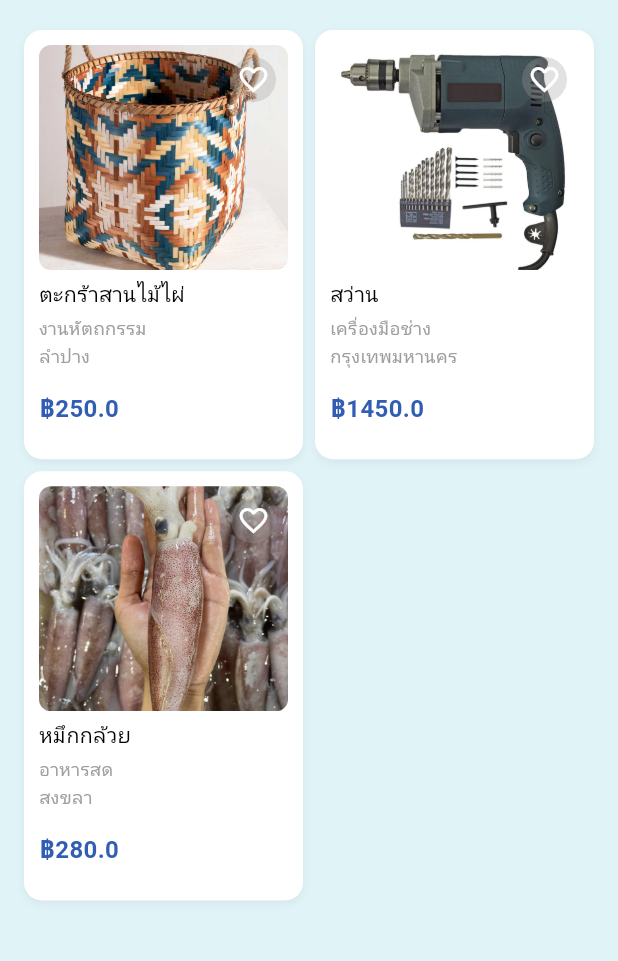
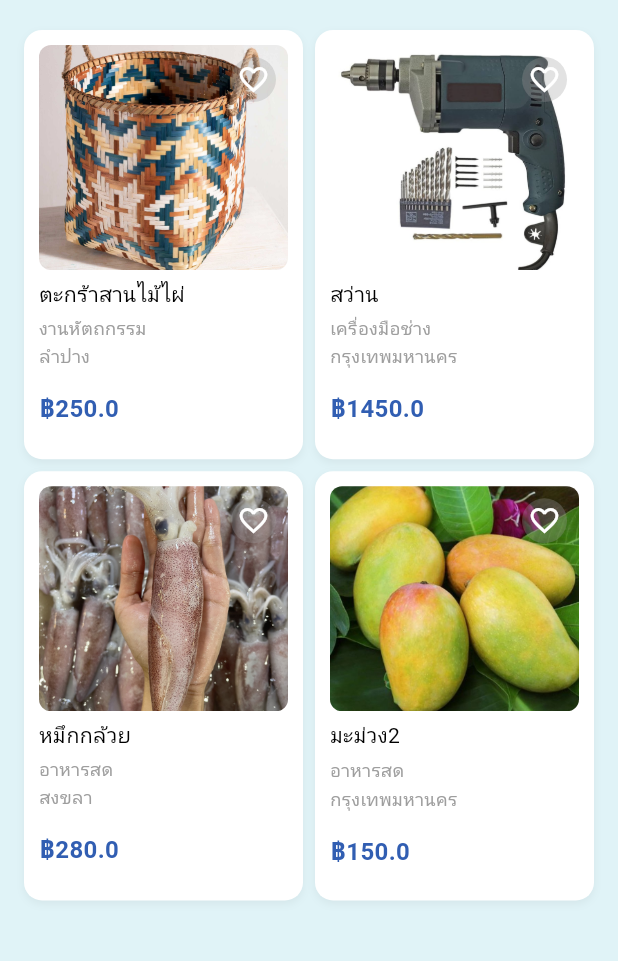
Before and after one commit to sareefhub/Locaza, a Flutter app: the SearchScreen screen opened by its route, on a phone screen of 412 x 824 dp, the part 78-1039 px from its top. Run offline on Flutter 3.47's test engine with Material 3 defaults, Android fonts, the phone set to English and light mode, and no system bars; our stand-ins replace dropdown_button2, flutter_riverpod, go_router, google_fonts, image_picker, responsive_builder and 1 more; accounts and stored records are empty; Roboto replaces fonts that are missing (Sarabun).

```diff
--- a/frontend/lib/data/dummy_products.dart
+++ b/frontend/lib/data/dummy_products.dart
@@ -66,4 +66,18 @@ final List<Map<String, dynamic>> dummyProducts = [
     'created_at': DateTime.now().toIso8601String(),
     'updated_at': DateTime.now().toIso8601String(),
   },
+  {
+    'id': 6,
+    'seller_id': 101,
+    'title': 'มะม่วง2',
+    'description':
+        '2 มะม่วงออร์แกนิก สดจากสวน ปลอดสารพิษ เหมาะสำหรับสุขภาพดีทุกวัย มะม่วงออร์แกนิก สดจากสวน ปลอดสารพิษ เหมาะสำหรับสุขภาพดีทุกวัย มะม่วงออร์แกนิก สดจากสวน ปลอดสารพิษ เหมาะสำหรับสุขภาพดีทุกวัย มะม่วงออร์แกนิก สดจากสวน ปลอดสารพิษ เหมาะสำหรับสุขภาพดีทุกวัย',
+    'price': 150.0,
+    'category_id': 1,
+    'location': 'กรุงเทพมหานคร',
+    'status': 'available',
+    'image_urls': ['assets/products-image/mango.jpg'],
+    'created_at': DateTime.now().toIso8601String(),
+    'updated_at': DateTime.now().toIso8601String(),
+  },
 ];
```
Also changed, not shown: frontend/lib/features/product/presentation/screens/product_details_screen.dart (+8 -1 lines).
